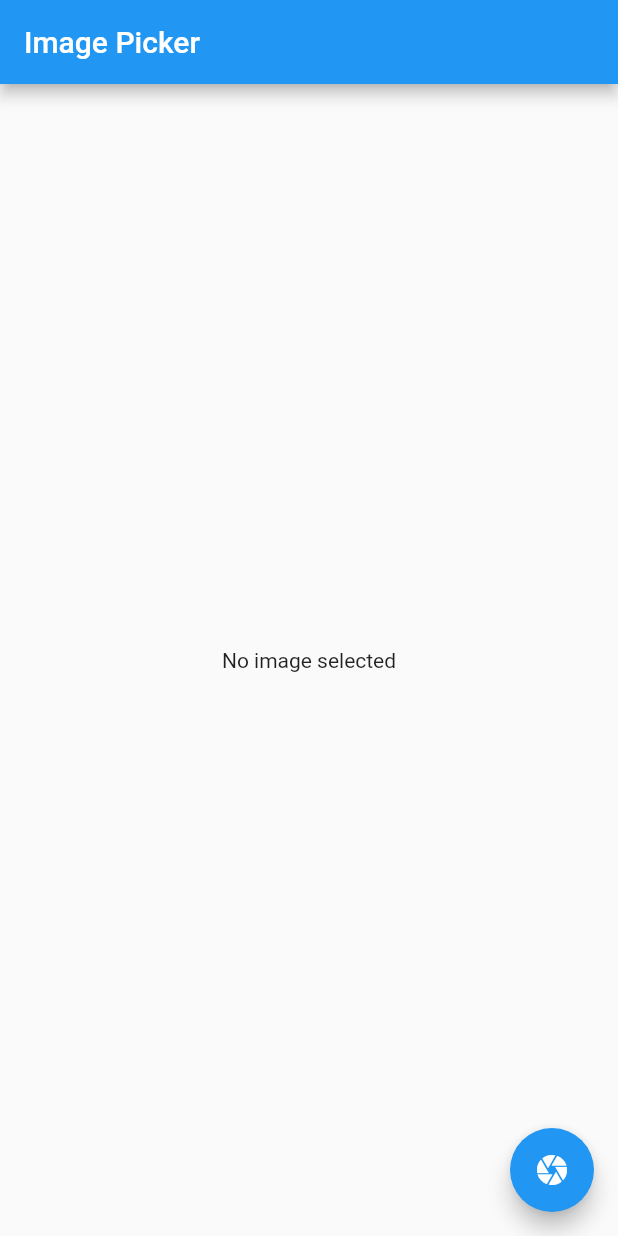
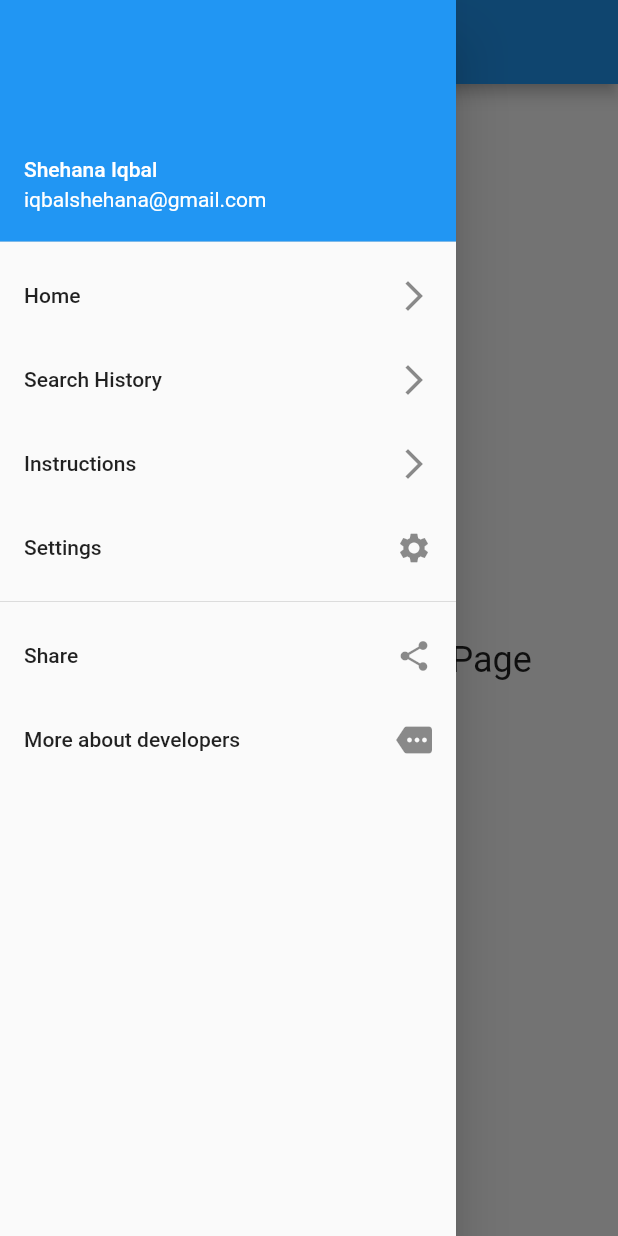
Before and after one commit to IsurangaI/AVI-Mobile-App, a Flutter app: the screen it shows after launch, with the side drawer open (before the commit the screen has no drawer), on a phone screen of 412 x 824 dp. Run offline on Flutter 3.47's test engine with Material 2 defaults, Android fonts, the phone set to English and light mode, and no system bars; our stand-ins replace dio, image_picker.

Commit message:
Loading, Home Page UI added

```diff
--- /dev/null
+++ b/myapp/lib/Pages/HomePage.dart
@@ -0,0 +1,52 @@
+import 'package:flutter/material.dart';
+
+class HomePage extends StatefulWidget {
+  @override
+  _HomePageState createState() => _HomePageState();
+}
+
+class _HomePageState extends State<HomePage> {
+  @override
+  Widget build(BuildContext context) {
+    return new Scaffold(
+      appBar: AppBar(
+        title: new Text("Home"),
+      ),
+      drawer: new Drawer(
+          child: new ListView(children: <Widget>[
+        new UserAccountsDrawerHeader(
+            accountName: new Text('Shehana Iqbal'),
+            accountEmail: new Text('iqbalshehana@gmail.com')),
+        new ListTile(
+          title: new Text("Home"),
+          trailing: new Icon(Icons.arrow_forward_ios),
+        ),
+            new ListTile(
+              title: new Text("Search History"),
+              trailing: new Icon(Icons.arrow_forward_ios),
+            ),
+        new ListTile(
+          title: new Text("Instructions"),
+          trailing: new Icon(Icons.arrow_forward_ios),
+        ),
+        new ListTile(
+          title: new Text("Settings"),
+          trailing: new Icon(Icons.settings),
+        ),
+        new Divider(),
+        new ListTile(
+          title: new Text('Share'),
+          trailing: new Icon(Icons.share),
+        ),
+        new ListTile(
+          title: new Text('More about developers'),
+          trailing: new Icon(Icons.more),
+        )
+      ])),
+      body: new Center(
+        child: new Text("Welcome to the Home Page",
+            style: new TextStyle(fontSize: 24)),
+      ),
+    );
+  }
+}
--- /dev/null
+++ b/myapp/lib/Pages/UploadImage.dart
@@ -0,0 +1,64 @@
+import 'dart:io';
+import 'dart:async';
+import 'package:image_picker/image_picker.dart';
+import 'package:flutter/material.dart';
+import 'package:path/path.dart';
+import 'package:dio/dio.dart';
+
+
+class UplaodImage extends StatefulWidget {
+  @override
+  State<StatefulWidget> createState() => new _MyAppState();
+}
+
+class _MyAppState extends State<UplaodImage> {
+  File _image;
+  Future getImage() async {
+    var image = await ImagePicker.pickImage(source: ImageSource.camera);
+    setState(() {
+      _image = image;
+    });
+  }
+
+  void _uploadFile(filePath) async {
+    // Get base file name
+    String fileName = basename(filePath.path);
+    print("File base name: $fileName");
+
+    try {
+      FormData formData =
+      new FormData.from({"file": new UploadFileInfo(filePath, fileName)});
+
+      Response response =
+      await Dio().post("http://192.168.0.101/saveFile.php", data: formData);
+      print("File upload response: $response");
+
+      // Show the incoming message in snakbar
+      //showSnakBarMsg(response.data['message']);
+    } catch (e) {
+      print("Exception Caught: $e");
+    }
+  }
+
+  @override
+  Widget build(BuildContext context) {
+    return new MaterialApp(
+      title: 'Image Picker',
+      home: new Scaffold(
+        appBar: new AppBar(
+          title: new Text('Image Picker'),
+        ),
+        body: new Center(
+          child: _image == null
+              ? new Text('No image selected')
+              : new Image.file(_image),
+        ),
+        floatingActionButton: new FloatingActionButton(
+          onPressed: getImage,
+          tooltip: 'Pick Image',
+          child: new Icon(Icons.camera),
+        ),
+      ),
+    );
+  }
+}
--- a/myapp/lib/main.dart
+++ b/myapp/lib/main.dart
@@ -1,65 +1,10 @@
-import 'dart:io';
-import 'dart:async';
-import 'package:image_picker/image_picker.dart';
 import 'package:flutter/material.dart';
-import 'package:path/path.dart';
-import 'package:dio/dio.dart';
+import './Pages/Loading.dart';
+import './Pages/UploadImage.dart';
+import 'Pages/HomePage.dart';
 
-void main() => runApp(MyApp());
-
-class MyApp extends StatefulWidget {
-  @override
-  State<StatefulWidget> createState() => new _MyAppState();
+void main(){
+  runApp(new MaterialApp(
+    home: new Loading(),
+  ));
 }
-
-class _MyAppState extends State<MyApp> {
-  File _image;
-  Future getImage() async {
-    var image = await ImagePicker.pickImage(source: ImageSource.camera);
-    setState(() {
-      _image = image;
-    });
-  }
-
-  void _uploadFile(filePath) async {
-    // Get base file name
-    String fileName = basename(filePath.path);
-    print("File base name: $fileName");
-
-    try {
-      FormData formData =
-          new FormData.from({"file": new UploadFileInfo(filePath, fileName)});
-
-      Response response =
-          await Dio().post("http://192.168.0.101/saveFile.php", data: formData);
-      print("File upload response: $response");
-
-      // Show the incoming message in snakbar
-      _//showSnakBarMsg(response.data['message']);
-    } catch (e) {
-      print("Exception Caught: $e");
-    }
-  }
-
-  @override
-  Widget build(BuildContext context) {
-    return new MaterialApp(
-      title: 'Image Picker',
-      home: new Scaffold(
-        appBar: new AppBar(
-          title: new Text('Image Picker'),
-        ),
-        body: new Center(
-          child: _image == null
-              ? new Text('No image selected')
-              : new Image.file(_image),
-        ),
-        floatingActionButton: new FloatingActionButton(
-          onPressed: getImage,
-          tooltip: 'Pick Image',
-          child: new Icon(Icons.camera),
-        ),
-      ),
-    );
-  }
-}
```
Also changed, not shown: myapp/lib/Pages/Loading.dart (added, +99 -0 lines), myapp/pubspec.lock, 2 other files.
